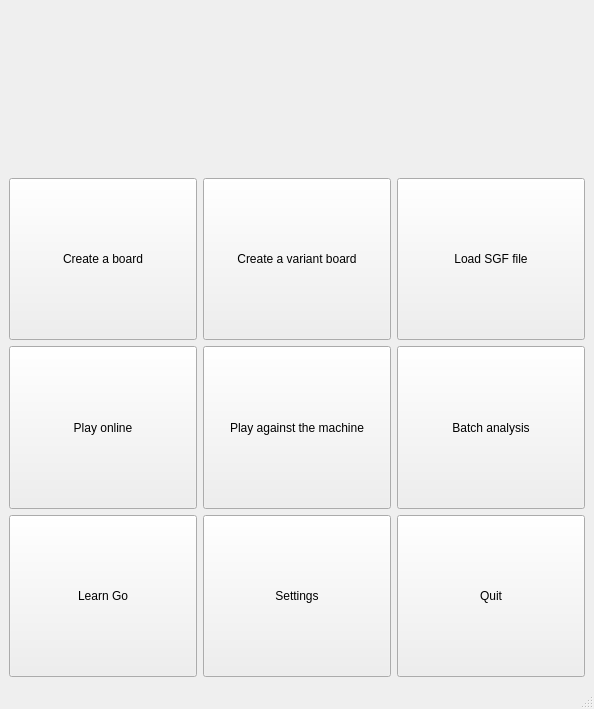
Old version of the form src/greeterwindow_gui.ui in the repository bernds/q5Go.
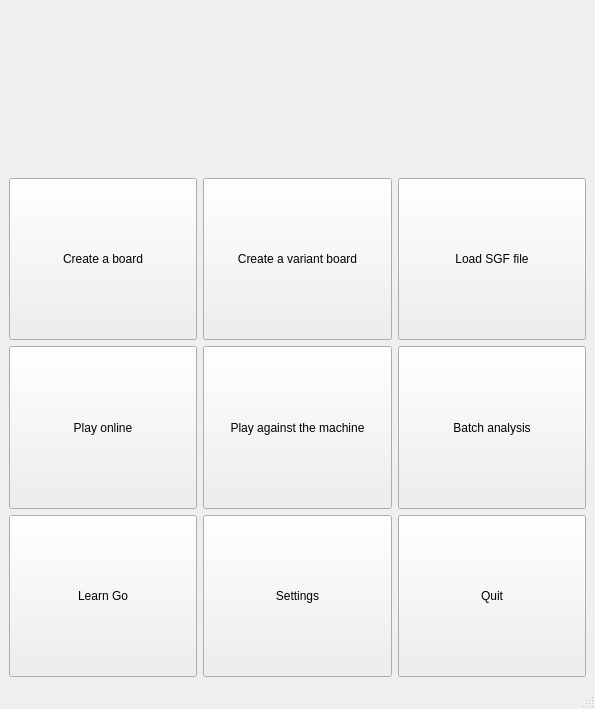
New version of the form. Icons and pictures are not drawn.

Commit message: Add a window icon to the greeter and slideshow windows

The edit to the form file:
```diff
--- a/src/greeterwindow_gui.ui
+++ b/src/greeterwindow_gui.ui
@@ -6,7 +6,7 @@
    <rect>
     <x>0</x>
     <y>0</y>
-    <width>594</width>
+    <width>595</width>
     <height>709</height>
    </rect>
   </property>
```
Left out of the diff: 6 changed lines with no effect on the pictures. The commit also changes 1 other file.
